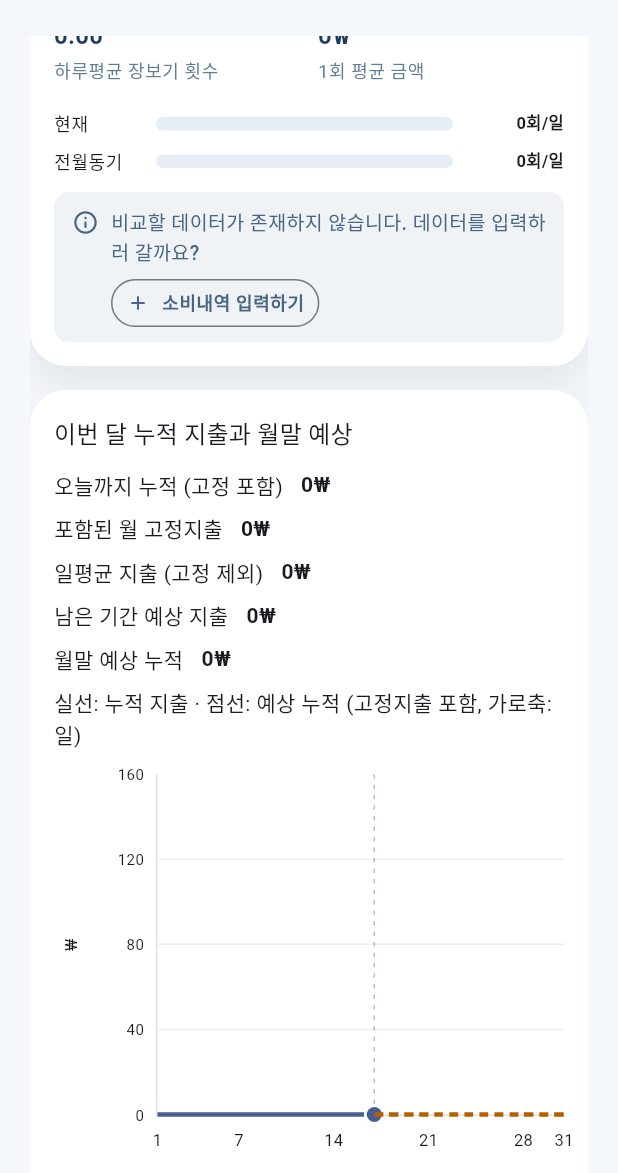
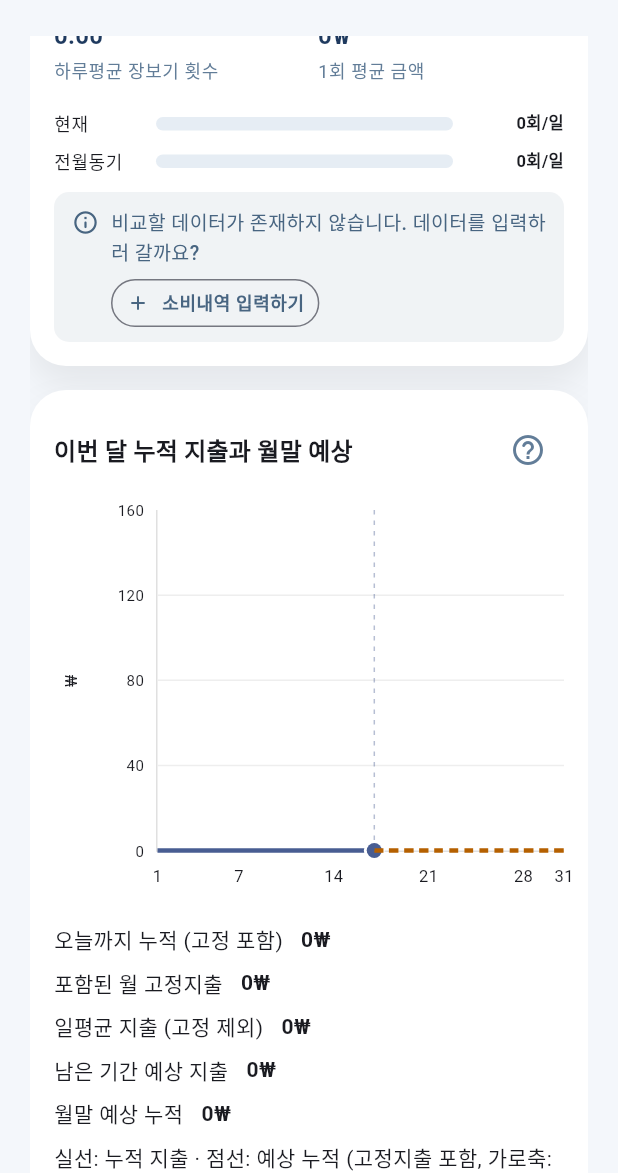
Before and after one commit to hckang17/household_ledger, a Flutter app: the AnalysisPage screen opened by its route, scrolled down 2304 dp, on a phone screen of 412 x 824 dp, the part 63-1236 px from its top. Run offline on Flutter 3.47's test engine with Material 3 defaults, Android fonts, the phone set to English and light mode, and no system bars; drawn by our look-alikes of fl_chart, showcaseview; our stand-ins replace flutter_local_notifications, flutter_riverpod, flutter_timezone, google_mobile_ads, logger, open_file and 5 more; missing offline and left inert: file_selector; accounts and stored records are empty.

Commit message:
FIX: 그래프 UI의 수정

```diff
--- a/lib/presenter/widgets/analysis_page/analysis_forecast_card.dart
+++ b/lib/presenter/widgets/analysis_page/analysis_forecast_card.dart
@@ -81,51 +81,32 @@ class AnalysisForecastCard extends ConsumerWidget {
         child: Column(
           crossAxisAlignment: CrossAxisAlignment.start,
           children: [
-            Text(
+            Row(
+              children: [
+                Expanded(
+                  child: Text(
                     strings['forecastTitle']!,
-              style: Theme.of(context).textTheme.titleMedium,
-            ),
-            const SizedBox(height: 12),
-            for (final metric in <(String, int)>[
-              ('forecastActual', result.accumulatedAmount),
-              ('forecastFixed', result.fixedAmount),
-              ('forecastAverage', result.dailyAverage),
-              ('forecastRemaining', result.remainingAmount),
-              ('forecastMonthEnd', result.monthEndAmount),
-            ])
-              Padding(
-                padding: const EdgeInsets.only(bottom: 8),
-                child: Wrap(
-                  spacing: 12,
-                  children: [
-                    Text(strings[metric.$1]!),
-                    Text(
-                      money(metric.$2),
-                      style: const TextStyle(fontWeight: FontWeight.w700),
-                    ),
-                  ],
+                    style: Theme.of(context).textTheme.titleMedium?.copyWith(
+                      fontWeight: FontWeight.w700,
                     ),
                   ),
-            Text(strings['forecastLegend']!),
-            monthlyBudget.when(
-              loading: () => Text(strings['forecastBudgetLoading']!),
-              error: (_, _) => Text(strings['forecastBudgetError']!),
-              data: (amount) => amount > 0
-                  ? Wrap(
-                      spacing: 8,
-                      crossAxisAlignment: WrapCrossAlignment.center,
-                      children: [
-                        Container(width: 24, height: 3, color: budgetColor),
-                        Text(
-                          '${strings['forecastBudget']!} ${money(amount)}',
-                          style: const TextStyle(
-                            color: budgetColor,
-                            fontWeight: FontWeight.w600,
+                ),
+                Tooltip(
+                  message: [
+                    strings['forecastExplanation']!,
+                    if (result.variableAmount == 0)
+                      strings['forecastNoSpending']!,
+                  ].join('\n\n'),
+                  triggerMode: TooltipTriggerMode.tap,
+                  child: const Padding(
+                    padding: EdgeInsets.all(12),
+                    child: Icon(
+                      Icons.help_outline_rounded,
+                      color: Color(0xFF627D98),
+                    ),
                   ),
                 ),
               ],
-                    )
-                  : const SizedBox.shrink(),
             ),
             const SizedBox(height: 16),
             SizedBox(
@@ -259,15 +240,47 @@ class AnalysisForecastCard extends ConsumerWidget {
                 duration: Duration.zero,
               ),
             ),
-            const SizedBox(height: 8),
+            const SizedBox(height: 16),
+            for (final metric in <(String, int)>[
+              ('forecastActual', result.accumulatedAmount),
+              ('forecastFixed', result.fixedAmount),
+              ('forecastAverage', result.dailyAverage),
+              ('forecastRemaining', result.remainingAmount),
+              ('forecastMonthEnd', result.monthEndAmount),
+            ])
+              Padding(
+                padding: const EdgeInsets.only(bottom: 8),
+                child: Wrap(
+                  spacing: 12,
+                  children: [
+                    Text(strings[metric.$1]!),
                     Text(
-              strings['forecastExplanation']!,
-              style: Theme.of(context).textTheme.bodySmall,
+                      money(metric.$2),
+                      style: const TextStyle(fontWeight: FontWeight.w700),
                     ),
-            if (result.variableAmount == 0)
+                  ],
+                ),
+              ),
+            Text(strings['forecastLegend']!),
+            monthlyBudget.when(
+              loading: () => Text(strings['forecastBudgetLoading']!),
+              error: (_, _) => Text(strings['forecastBudgetError']!),
+              data: (amount) => amount > 0
+                  ? Wrap(
+                      spacing: 8,
+                      crossAxisAlignment: WrapCrossAlignment.center,
+                      children: [
+                        Container(width: 24, height: 3, color: budgetColor),
                         Text(
-                strings['forecastNoSpending']!,
-                style: Theme.of(context).textTheme.bodySmall,
+                          '${strings['forecastBudget']!} ${money(amount)}',
+                          style: const TextStyle(
+                            color: budgetColor,
+                            fontWeight: FontWeight.w600,
+                          ),
+                        ),
+                      ],
+                    )
+                  : const SizedBox.shrink(),
             ),
           ],
         ),
```
Also changed, not shown: 3 other files. Lines whose indentation alone changed are shown as unchanged.
